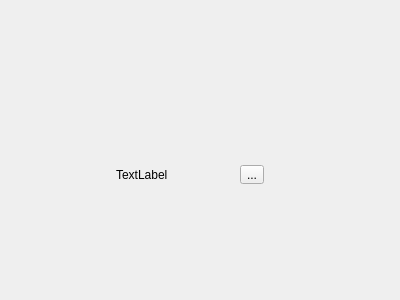
Qt form src/gui/components/PathRow.ui (iamshrisawant/sortedpc) before a commit.
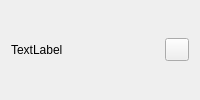
The same form after that commit. Icons and pictures are not drawn.

Commit message: feat: Add FileCard, LogRow, and PathRow components with UI integration

Patch:
```diff
--- a/src/gui/components/PathRow.ui
+++ b/src/gui/components/PathRow.ui
@@ -2,39 +2,7 @@
 <ui version="4.0">
  <class>PathRow</class>
  <widget class="QWidget" name="PathRow">
-  <property name="geometry">
-   <rect>
-    <x>0</x>
-    <y>0</y>
-    <width>400</width>
-    <height>300</height>
-   </rect>
-  </property>
-  <property name="windowTitle">
-   <string>Form</string>
-  </property>
-  <widget class="QWidget" name="horizontalLayoutWidget">
-   <property name="geometry">
-    <rect>
-     <x>110</x>
-     <y>159</y>
-     <width>160</width>
-     <height>31</height>
-    </rect>
-   </property>
    <layout class="QHBoxLayout" name="horizontalLayout">
-    <property name="leftMargin">
-     <number>6</number>
-    </property>
-    <property name="topMargin">
-     <number>6</number>
-    </property>
-    <property name="rightMargin">
-     <number>6</number>
-    </property>
-    <property name="bottomMargin">
-     <number>6</number>
-    </property>
     <item>
      <widget class="QLabel" name="label">
       <property name="text">
@@ -44,16 +12,12 @@
     </item>
     <item>
      <widget class="QToolButton" name="toolButton">
-      <property name="text">
-       <string>...</string>
-      </property>
       <property name="icon">
        <iconset theme="QIcon::ThemeIcon::EditDelete"/>
       </property>
      </widget>
     </item>
    </layout>
-  </widget>
  </widget>
  <resources/>
  <connections/>
```
Left out of the diff: 2 changed lines with no effect on the pictures. Lines whose indentation alone changed are shown as unchanged. The commit also changes 21 other files.
